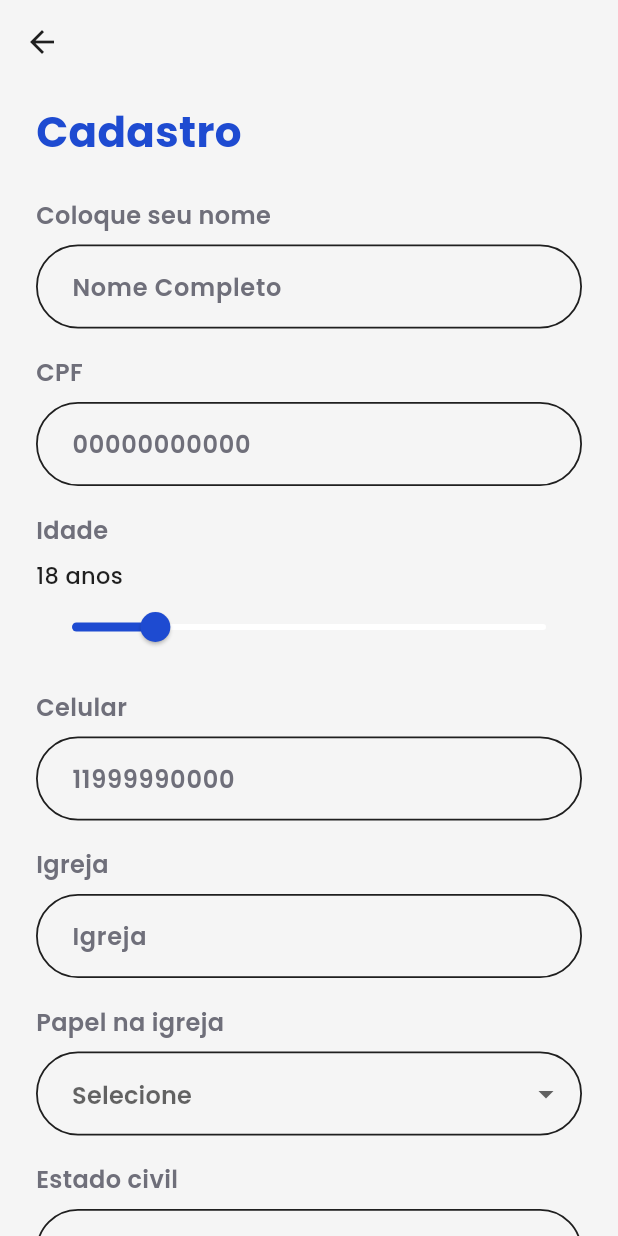
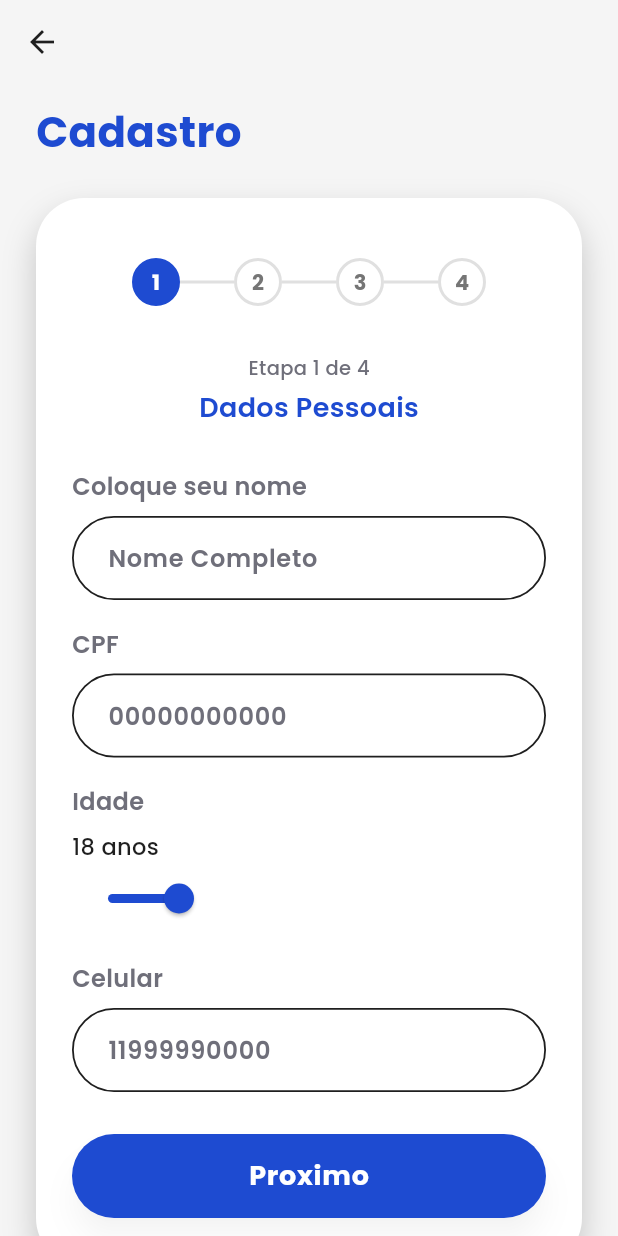
Before and after one commit to NatanCorreiaS/GileadeConnect_Frontend, a Flutter app: the RegisterPage screen opened by its route, on a phone screen of 412 x 824 dp. Run offline on Flutter 3.47's test engine with Material 3 defaults, Android fonts, the phone set to English and light mode, and no system bars; our stand-ins replace flutter_dotenv, google_fonts.

Commit message:
feat: criar registro em etapas

```diff
--- a/lib/features/auth/register_page.dart
+++ b/lib/features/auth/register_page.dart
@@ -3,9 +3,9 @@ import 'package:flutter/services.dart';
 import 'package:flutter_dotenv/flutter_dotenv.dart';
 
 import '../../core/models/pessoa_create_request.dart';
+import '../../core/routes/app_routes.dart';
 import '../../core/services/api_client.dart';
 import '../../core/services/pessoas_service.dart';
-import '../../core/routes/app_routes.dart';
 import '../../core/theme/app_colors.dart';
 import '../../core/theme/app_text_styles.dart';
 import '../../core/utils/crypto_utils.dart';
@@ -42,33 +42,9 @@ class _RegisterPageState extends State<RegisterPage> {
   ];
 
   static const List<String> _estadoUfOptions = [
-    'AC',
-    'AL',
-    'AP',
-    'AM',
-    'BA',
-    'CE',
-    'DF',
-    'ES',
-    'GO',
-    'MA',
-    'MT',
-    'MS',
-    'MG',
-    'PA',
-    'PB',
-    'PR',
-    'PE',
-    'PI',
-    'RJ',
-    'RN',
-    'RS',
-    'RO',
-    'RR',
-    'SC',
-    'SP',
-    'SE',
-    'TO',
+    'AC', 'AL', 'AP', 'AM', 'BA', 'CE', 'DF', 'ES', 'GO', 'MA',
+    'MT', 'MS', 'MG', 'PA', 'PB', 'PR', 'PE', 'PI', 'RJ', 'RN',
+    'RS', 'RO', 'RR', 'SC', 'SP', 'SE', 'TO',
   ];
 
   static const List<String> _escolaridadeOptions = [
@@ -83,7 +59,20 @@ class _RegisterPageState extends State<RegisterPage> {
     'Doutorado',
   ];
 
-  final _formKey = GlobalKey<FormState>();
+  static const int _totalSteps = 4;
+
+  static const List<String> _stepTitles = [
+    'Dados Pessoais',
+    'Igreja e Perfil',
+    'Localizacao',
+    'Seguranca',
+  ];
+
+  final _step0Key = GlobalKey<FormState>();
+  final _step1Key = GlobalKey<FormState>();
+  final _step2Key = GlobalKey<FormState>();
+  final _step3Key = GlobalKey<FormState>();
+
   final _nameController = TextEditingController();
   final _cpfController = TextEditingController();
   final _phoneController = TextEditingController();
@@ -92,6 +81,7 @@ class _RegisterPageState extends State<RegisterPage> {
   final _cidadeController = TextEditingController();
   final _passwordController = TextEditingController();
   final _confirmController = TextEditingController();
+
   int _idade = 18;
   String? _sexo;
   String? _papelIgreja;
@@ -102,6 +92,7 @@ class _RegisterPageState extends State<RegisterPage> {
   bool _obscureConfirm = true;
   bool _acceptedTerms = false;
   bool _loading = false;
+  int _currentStep = 0;
 
   late final PessoasService _pessoasService;
 
@@ -125,6 +116,35 @@ class _RegisterPageState extends State<RegisterPage> {
     super.dispose();
   }
 
+  GlobalKey<FormState> _formKeyForStep(int step) {
+    switch (step) {
+      case 0:
+        return _step0Key;
+      case 1:
+        return _step1Key;
+      case 2:
+        return _step2Key;
+      case 3:
+        return _step3Key;
+      default:
+        return _step0Key;
+    }
+  }
+
+  void _nextStep() {
+    if (_formKeyForStep(_currentStep).currentState!.validate()) {
+      setState(() {
+        _currentStep++;
+      });
+    }
+  }
+
+  void _previousStep() {
+    setState(() {
+      _currentStep--;
+    });
+  }
+
   String? _validateName(String? value) {
     return requiredField(value, 'Informe seu nome.');
   }
@@ -141,9 +161,21 @@ class _RegisterPageState extends State<RegisterPage> {
   }
 
   Future<void> _submit() async {
-    if (!_formKey.currentState!.validate()) {
+    final allValid = _formKeyForStep(0).currentState!.validate() &
+        _formKeyForStep(1).currentState!.validate() &
+        _formKeyForStep(2).currentState!.validate() &
+        _formKeyForStep(3).currentState!.validate();
+
+    if (!allValid) {
+      for (int i = 0; i < _totalSteps; i++) {
+        if (!_formKeyForStep(i).currentState!.validate()) {
+          setState(() => _currentStep = i);
+          break;
+        }
+      }
       return;
     }
+
     if (!_acceptedTerms) {
       ScaffoldMessenger.of(context).showSnackBar(
         const SnackBar(content: Text('Aceite os termos para continuar.')),
@@ -208,25 +240,112 @@ class _RegisterPageState extends State<RegisterPage> {
     }
   }
 
-  @override
-  Widget build(BuildContext context) {
-    return Scaffold(
-      backgroundColor: Colors.grey.shade100,
-      appBar: AppBar(
-        backgroundColor: Colors.transparent,
-        elevation: 0,
-        foregroundColor: AppColors.textPrimary,
+  Widget _buildStepIndicator() {
+    return SizedBox(
+      height: 48,
+      child: Row(
+        mainAxisAlignment: MainAxisAlignment.center,
+        children: List.generate(_totalSteps, (index) {
+          final isCompleted = index < _currentStep;
+          final isCurrent = index == _currentStep;
+          final color = isCompleted || isCurrent
+              ? AppColors.primary
+              : Colors.grey.shade300;
+
+          return Row(
+            mainAxisSize: MainAxisSize.min,
+            children: [
+              AnimatedContainer(
+                duration: const Duration(milliseconds: 300),
+                width: 32,
+                height: 32,
+                decoration: BoxDecoration(
+                  shape: BoxShape.circle,
+                  color: isCompleted || isCurrent
+                      ? AppColors.primary
+                      : Colors.transparent,
+                  border: Border.all(color: color, width: 2),
                 ),
-      body: SafeArea(
-        child: SingleChildScrollView(
-          padding: const EdgeInsets.symmetric(horizontal: 24, vertical: 12),
-          child: Column(
-            crossAxisAlignment: CrossAxisAlignment.start,
+                child: Center(
+                  child: isCompleted
+                      ? const Icon(Icons.check, color: Colors.white, size: 18)
+                      : Text(
+                          '${index + 1}',
+                          style: TextStyle(
+                            color: isCurrent
+                                ? Colors.white
+                                : Colors.grey.shade600,
+                            fontWeight: FontWeight.w700,
+                            fontSize: 14,
+                          ),
+                        ),
+                ),
+              ),
+              if (index < _totalSteps - 1)
+                AnimatedContainer(
+                  duration: const Duration(milliseconds: 300),
+                  width: 36,
+                  height: 2,
+                  color: index < _currentStep
+                      ? AppColors.primary
+                      : Colors.grey.shade300,
+                ),
+            ],
+          );
+        }),
+      ),
+    );
+  }
+
+  Widget _buildStepTitle() {
+    return Column(
       children: [
-              Text('Cadastro', style: AppTextStyles.title),
-              const SizedBox(height: 24),
-              Form(
-                key: _formKey,
+        Text(
+          'Etapa ${_currentStep + 1} de $_totalSteps',
+          style: AppTextStyles.caption,
+        ),
+        const SizedBox(height: 4),
+        Text(
+          _stepTitles[_currentStep],
+          style: AppTextStyles.subtitle.copyWith(
+            color: AppColors.primary,
+            fontSize: 18,
+          ),
+        ),
+      ],
+    );
+  }
+
+  Widget _buildNavigation() {
+    return Row(
+      children: [
+        if (_currentStep > 0)
+          Expanded(
+            child: GileadeButton(
+              label: 'Voltar',
+              isOutline: true,
+              onPressed: _previousStep,
+            ),
+          ),
+        if (_currentStep > 0) const SizedBox(width: 16),
+        Expanded(
+          child: _currentStep < _totalSteps - 1
+              ? GileadeButton(
+                  label: 'Proximo',
+                  onPressed: _nextStep,
+                )
+              : GileadeButton(
+                  label: _loading ? 'Carregando...' : 'Confirmar',
+                  onPressed: _loading ? null : _submit,
+                ),
+        ),
+      ],
+    );
+  }
+
+  Widget _buildStep0() {
+    return Form(
+      key: _step0Key,
       child: Column(
         crossAxisAlignment: CrossAxisAlignment.start,
         children: [
@@ -260,6 +379,7 @@ class _RegisterPageState extends State<RegisterPage> {
             divisions: 99,
             value: _idade.toDouble(),
             label: '$_idade',
+            activeColor: AppColors.primary,
             onChanged: (value) {
               setState(() => _idade = value.round());
             },
@@ -277,7 +397,17 @@ class _RegisterPageState extends State<RegisterPage> {
               LengthLimitingTextInputFormatter(13),
             ],
           ),
-                    const SizedBox(height: 18),
+        ],
+      ),
+    );
+  }
+
+  Widget _buildStep1() {
+    return Form(
+      key: _step1Key,
+      child: Column(
+        crossAxisAlignment: CrossAxisAlignment.start,
+        children: [
           Text('Igreja', style: AppTextStyles.subtitle),
           const SizedBox(height: 8),
           GileadeTextField(
@@ -313,15 +443,6 @@ class _RegisterPageState extends State<RegisterPage> {
                 requiredField(value, 'Informe o estado civil.'),
           ),
           const SizedBox(height: 18),
-                    Text('Coloque seu E-mail', style: AppTextStyles.subtitle),
-                    const SizedBox(height: 8),
-                    GileadeTextField(
-                      controller: _emailController,
-                      hintText: 'E-mail',
-                      keyboardType: TextInputType.emailAddress,
-                      validator: validateEmail,
-                    ),
-                    const SizedBox(height: 18),
           Text('Sexo', style: AppTextStyles.subtitle),
           const SizedBox(height: 8),
           _DropdownField(
@@ -333,6 +454,25 @@ class _RegisterPageState extends State<RegisterPage> {
             },
             validator: (value) =>
                 requiredField(value, 'Informe o sexo.'),
+          ),
+        ],
+      ),
+    );
+  }
+
+  Widget _buildStep2() {
+    return Form(
+      key: _step2Key,
+      child: Column(
+        crossAxisAlignment: CrossAxisAlignment.start,
+        children: [
+          Text('Coloque seu E-mail', style: AppTextStyles.subtitle),
+          const SizedBox(height: 8),
+          GileadeTextField(
+            controller: _emailController,
+            hintText: 'E-mail',
+            keyboardType: TextInputType.emailAddress,
+            validator: validateEmail,
           ),
           const SizedBox(height: 18),
           Text('Cidade', style: AppTextStyles.subtitle),
@@ -369,7 +509,17 @@ class _RegisterPageState extends State<RegisterPage> {
             validator: (value) =>
                 requiredField(value, 'Informe a escolaridade.'),
           ),
-                    const SizedBox(height: 18),
+        ],
+      ),
+    );
+  }
+
+  Widget _buildStep3() {
+    return Form(
+      key: _step3Key,
+      child: Column(
+        crossAxisAlignment: CrossAxisAlignment.start,
+        children: [
           Text('Senha', style: AppTextStyles.subtitle),
           const SizedBox(height: 8),
           GileadeTextField(
@@ -414,6 +564,7 @@ class _RegisterPageState extends State<RegisterPage> {
             children: [
               Checkbox(
                 value: _acceptedTerms,
+                activeColor: AppColors.primary,
                 onChanged: (value) {
                   setState(() => _acceptedTerms = value ?? false);
                 },
@@ -426,11 +577,61 @@ class _RegisterPageState extends State<RegisterPage> {
               ),
             ],
           ),
-                    const SizedBox(height: 16),
-                    GileadeButton(
-                      label: _loading ? 'Carregando...' : 'Confirme',
-                      onPressed: _loading ? null : _submit,
+        ],
       ),
+    );
+  }
+
+  @override
+  Widget build(BuildContext context) {
+    return Scaffold(
+      backgroundColor: Colors.grey.shade100,
+      appBar: AppBar(
+        backgroundColor: Colors.transparent,
+        elevation: 0,
+        foregroundColor: AppColors.textPrimary,
+      ),
+      body: SafeArea(
+        child: SingleChildScrollView(
+          padding: const EdgeInsets.symmetric(horizontal: 24, vertical: 12),
+          child: Column(
+            crossAxisAlignment: CrossAxisAlignment.start,
+            children: [
+              Text('Cadastro', style: AppTextStyles.title),
+              const SizedBox(height: 24),
+              Container(
+                padding: const EdgeInsets.symmetric(
+                  horizontal: 24,
+                  vertical: 32,
+                ),
+                decoration: BoxDecoration(
+                  color: Colors.white,
+                  borderRadius: BorderRadius.circular(32),
+                  boxShadow: const [
+                    BoxShadow(
+                      color: AppColors.shadow,
+                      blurRadius: 18,
+                      offset: Offset(0, 10),
+                    ),
+                  ],
+                ),
+                child: Column(
+                  children: [
+                    _buildStepIndicator(),
+                    const SizedBox(height: 24),
+                    _buildStepTitle(),
+                    const SizedBox(height: 28),
+                    IndexedStack(
+                      index: _currentStep,
+                      children: [
+                        _buildStep0(),
+                        _buildStep1(),
+                        _buildStep2(),
+                        _buildStep3(),
+                      ],
+                    ),
+                    const SizedBox(height: 28),
+                    _buildNavigation(),
                   ],
                 ),
               ),
```
Lines whose indentation alone changed are shown as unchanged.
